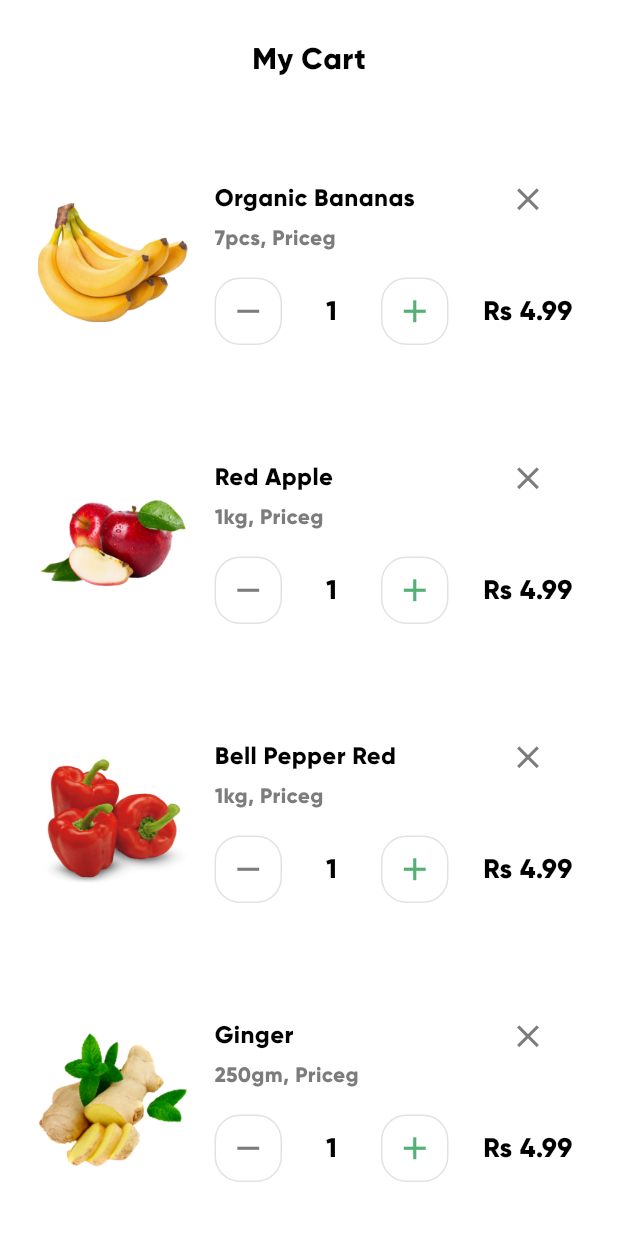
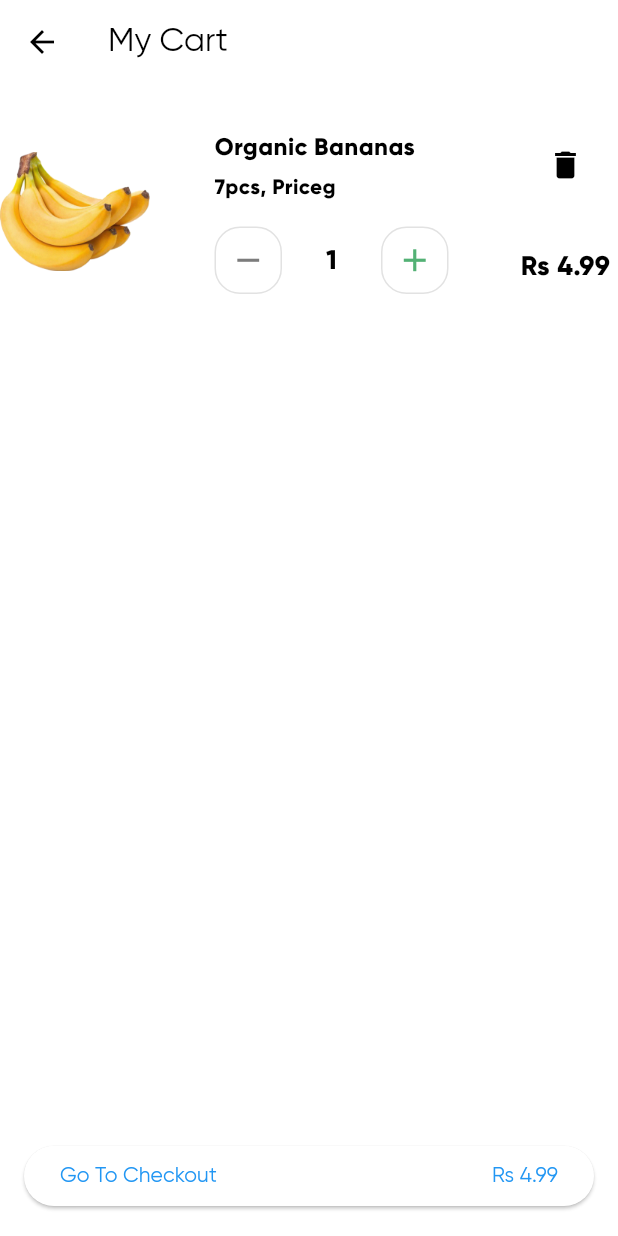
Before and after one commit to ChakaliMadhu6302769895/Flutter-Grocery-App-UI-main, a Flutter app: the ProductDetailsScreen screen opened directly with sample values from the repository, after a tap on "Add To Cart", on a phone screen of 412 x 824 dp. Run offline on Flutter 3.47's test engine with Material 3 defaults, Android fonts, the phone set to English and light mode, and no system bars; our stand-ins replace flutter_svg.

Commit message:
Changes of text color and add delete options in cart

```diff
--- a/lib/common_widgets/app_button.dart
+++ b/lib/common_widgets/app_button.dart
@@ -52,9 +52,9 @@ class AppButton extends StatelessWidget {
                 label,
                 textAlign: TextAlign.center,
                 style: TextStyle(
-                  fontSize: 18,
-                  fontWeight: fontWeight,
-                  color: Colors.white
+                    fontSize: 18,
+                    fontWeight: fontWeight,
+                    color: Colors.white
                 ),
               ),
             ),
--- a/lib/models/grocery_item.dart
+++ b/lib/models/grocery_item.dart
@@ -4,6 +4,7 @@ class GroceryItem {
   final String description;
   final double price;
   final String imagePath;
+  int quantity;
 
   GroceryItem({
     this.id,
@@ -11,6 +12,7 @@ class GroceryItem {
     required this.description,
     required this.price,
     required this.imagePath,
+    this.quantity = 0,
   });
 }
 
--- /dev/null
+++ b/lib/providers/cart_provider.dart
@@ -0,0 +1,26 @@
+import 'package:flutter/material.dart';
+import 'package:grocery_app/models/grocery_item.dart';
+
+class CartProvider extends ChangeNotifier {
+  List<GroceryItem> _cartItems = [];
+
+  List<GroceryItem> get cartItems => _cartItems;
+
+  void addToCart(GroceryItem item) {
+    _cartItems.add(item);
+    notifyListeners();
+  }
+
+  void removeFromCart(GroceryItem item) {
+    _cartItems.remove(item);
+    notifyListeners();
+  }
+
+  double calculateTotalAmount() {
+    double totalAmount = 0.0;
+    for (var item in _cartItems) {
+      totalAmount += item.price;
+    }
+    return totalAmount;
+  }
+}
--- a/lib/screens/cart/cart_screen.dart
+++ b/lib/screens/cart/cart_screen.dart
@@ -1,99 +1,73 @@
 import 'package:flutter/material.dart';
-import 'package:grocery_app/common_widgets/app_button.dart';
-import 'package:grocery_app/helpers/column_with_seprator.dart';
 import 'package:grocery_app/models/grocery_item.dart';
-import 'package:grocery_app/widgets/chart_item_widget.dart';
-import 'checkout_bottom_sheet.dart';
 
-class CartScreen extends StatelessWidget {
+import '../../widgets/chart_item_widget.dart';
+
+class CartScreen extends StatefulWidget {
+  final List<GroceryItem> cartItems;
+
+  CartScreen({required this.cartItems});
+
+  @override
+  _CartScreenState createState() => _CartScreenState();
+}
+
+class _CartScreenState extends State<CartScreen> {
   @override
   Widget build(BuildContext context) {
     return Scaffold(
-      body: SafeArea(
-        child: SingleChildScrollView(
-          child: Column(
+      appBar: AppBar(
+        title: Text("My Cart"),
+      ),
+      body: Column(
         children: [
-              SizedBox(
-                height: 25,
+          Expanded(
+            child: ListView.builder(
+              itemCount: widget.cartItems.length,
+              itemBuilder: (context, index) {
+                return ChartItemWidget(
+                  item: widget.cartItems[index],
+                  onRemove: () {
+                    setState(() {
+                      widget.cartItems.removeAt(index);
+                    });
+                  },
+                );
+              },
             ),
-              Text(
-                "My Cart",
-                style: TextStyle(fontSize: 20, fontWeight: FontWeight.bold),
           ),
-              SizedBox(
-                height: 20,
-              ),
-              Column(
-                children: getChildrenWithSeperator(
-                  addToLastChild: false,
-                  widgets: demoItems.map((e) {
-                    return Container(
-                      padding: EdgeInsets.symmetric(
-                        horizontal: 25,
-                      ),
-                      width: double.maxFinite,
-                      child: ChartItemWidget(
-                        item: e,
+          getCheckoutButton(context),
+        ],
       ),
     );
-                  }).toList(),
-                  seperator: Padding(
-                    padding: const EdgeInsets.symmetric(
-                      horizontal: 25,
-                    ),
-                    child: Divider(
-                      thickness: 1,
-                    ),
-                  ),
-                ),
-              ),
-              Divider(
-                thickness: 1,
-              ),
-              getCheckoutButton(context)
+  }
+
+  Widget getCheckoutButton(BuildContext context) {
+    double totalPrice = calculateTotalPrice();
+
+    return Container(
+      padding: EdgeInsets.all(16),
+      child: ElevatedButton(
+        onPressed: () {
+          // Implement checkout logic here
+          // You may want to navigate to the checkout screen or perform other actions.
+        },
+        child: Row(
+          mainAxisAlignment: MainAxisAlignment.spaceBetween,
+          children: [
+            Text("Go To Checkout"),
+            Text("\Rs $totalPrice"),
           ],
-          ),
         ),
       ),
     );
   }
 
-  Widget getCheckoutButton(BuildContext context) {
-    return Container(
-      padding: EdgeInsets.symmetric(horizontal: 25, vertical: 20),
-      child: AppButton(
-        label: "Go To Check Out",
-        fontWeight: FontWeight.w600,
-        padding: EdgeInsets.symmetric(vertical: 30),
-        trailingWidget: getButtonPriceWidget(),
-        onPressed: () {
-          showBottomSheet(context);
-        },
-      ),
-    );
+  double calculateTotalPrice() {
+    double totalPrice = 0;
+    for (var item in widget.cartItems) {
+      totalPrice += item.price * item.quantity;
     }
-
-  Widget getButtonPriceWidget() {
-    return Container(
-      padding: EdgeInsets.all(2),
-      decoration: BoxDecoration(
-        color: Color(0xff489E67),
-        borderRadius: BorderRadius.circular(4),
-      ),
-      child: Text(
-        "\Rs 12.96",
-        style: TextStyle(fontWeight: FontWeight.w600 ,color: Colors.white),
-      ),
-    );
-  }
-
-  void showBottomSheet(context) {
-    showModalBottomSheet(
-        context: context,
-        isScrollControlled: true,
-        backgroundColor: Colors.transparent,
-        builder: (BuildContext bc) {
-          return CheckoutBottomSheet();
-        });
+    return totalPrice;
   }
 }
--- a/lib/screens/category_items_screen.dart
+++ b/lib/screens/category_items_screen.dart
@@ -88,7 +88,7 @@ class CategoryItemsScreen extends StatelessWidget {
       MaterialPageRoute(
         builder: (context) => ProductDetailsScreen(
           groceryItem,
-          heroSuffix: "explore_screen",
+          heroSuffix: "explore_screen", cartItems: [],
         ),
       ),
     );
--- a/lib/screens/dashboard/navigator_item.dart
+++ b/lib/screens/dashboard/navigator_item.dart
@@ -18,7 +18,7 @@ class NavigatorItem {
 List<NavigatorItem> navigatorItems = [
   NavigatorItem("Shop", "assets/icons/shop_icon.svg", 0, HomeScreen()),
   NavigatorItem("Explore", "assets/icons/explore_icon.svg", 1, ExploreScreen()),
-  NavigatorItem("Cart", "assets/icons/cart_icon.svg", 2, CartScreen()),
+  NavigatorItem("Cart", "assets/icons/cart_icon.svg", 2, CartScreen(cartItems: [],)),
   NavigatorItem(
       "Favourite", "assets/icons/favourite_icon.svg", 3, FavouriteScreen()),
   NavigatorItem("Account", "assets/icons/account_icon.svg", 4, AccountScreen()),
--- a/lib/screens/home/home_screen.dart
+++ b/lib/screens/home/home_screen.dart
@@ -135,7 +135,7 @@ class HomeScreen extends StatelessWidget {
       MaterialPageRoute(
           builder: (context) => ProductDetailsScreen(
                 groceryItem,
-                heroSuffix: "home_screen",
+                heroSuffix: "home_screen", cartItems: [],
               )),
     );
   }
--- a/lib/screens/product_details/product_details_screen.dart
+++ b/lib/screens/product_details/product_details_screen.dart
@@ -10,7 +10,11 @@ class ProductDetailsScreen extends StatefulWidget {
   final GroceryItem groceryItem;
   final String? heroSuffix;
 
-  const ProductDetailsScreen(this.groceryItem, {this.heroSuffix});
+  final List<GroceryItem> cartItems;
+
+  const ProductDetailsScreen(
+      this.groceryItem,
+      {this.heroSuffix, required this.cartItems});
 
   @override
   _ProductDetailsScreenState createState() => _ProductDetailsScreenState();
@@ -77,13 +81,17 @@ class _ProductDetailsScreenState extends State<ProductDetailsScreen> {
                     Spacer(),
                     AppButton(
                       label: "Add To Cart",
-                      onPressed: (){
+                      onPressed: () {
+                        widget.groceryItem.quantity = amount; // Set the selected quantity
                         Navigator.push(
                           context,
-                          MaterialPageRoute(builder: (context) => CartScreen()),
+                          MaterialPageRoute(
+                            builder: (context) => CartScreen(cartItems: [widget.groceryItem]),
+                          ),
                         );
                       },
                     ),
+
                     Spacer(),
                   ],
                 ),
--- a/lib/widgets/chart_item_widget.dart
+++ b/lib/widgets/chart_item_widget.dart
@@ -1,13 +1,14 @@
 import 'package:flutter/material.dart';
 import 'package:grocery_app/common_widgets/app_text.dart';
 import 'package:grocery_app/models/grocery_item.dart';
-import 'package:grocery_app/styles/colors.dart';
-
 import 'item_counter_widget.dart';
 
 class ChartItemWidget extends StatefulWidget {
-  ChartItemWidget({Key? key, required this.item}) : super(key: key);
   final GroceryItem item;
+  final VoidCallback onRemove;
+
+  ChartItemWidget({Key? key, required this.item, required this.onRemove})
+      : super(key: key);
 
   @override
   _ChartItemWidgetState createState() => _ChartItemWidgetState();
@@ -15,11 +16,7 @@ class ChartItemWidget extends StatefulWidget {
 
 class _ChartItemWidgetState extends State<ChartItemWidget> {
   final double height = 110;
-
-  final Color borderColor = Color(0xffE2E2E2);
-
   final double borderRadius = 18;
-
   int amount = 1;
 
   @override
@@ -47,10 +44,12 @@ class _ChartItemWidgetState extends State<ChartItemWidget> {
                   height: 5,
                 ),
                 AppText(
-                    text: widget.item.description,
-                    fontSize: 14,
-                    fontWeight: FontWeight.bold,
-                    color: AppColors.darkGrey),
+                  text: widget.item.description,
+                  fontSize: 14,
+                  fontWeight: FontWeight.bold,
+                  // Replace with your actual color
+                  color: Colors.black,
+                ),
                 SizedBox(
                   height: 12,
                 ),
@@ -66,10 +65,9 @@ class _ChartItemWidgetState extends State<ChartItemWidget> {
             ),
             Column(
               children: [
-                Icon(
-                  Icons.close,
-                  color: AppColors.darkGrey,
-                  size: 25,
+                IconButton(
+                  icon: Icon(Icons.delete),
+                  onPressed: widget.onRemove,
                 ),
                 Spacer(
                   flex: 5,
```
Also changed, not shown: lib/main.dart (line endings or trailing spaces). Lines whose indentation alone changed are shown as unchanged.
